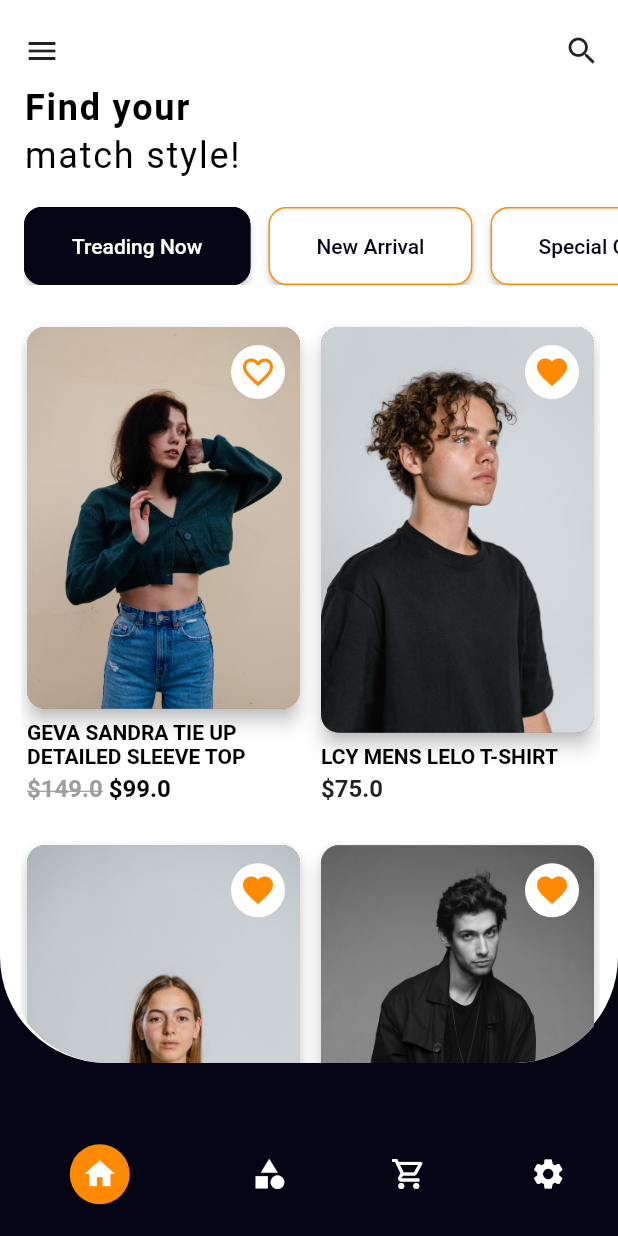
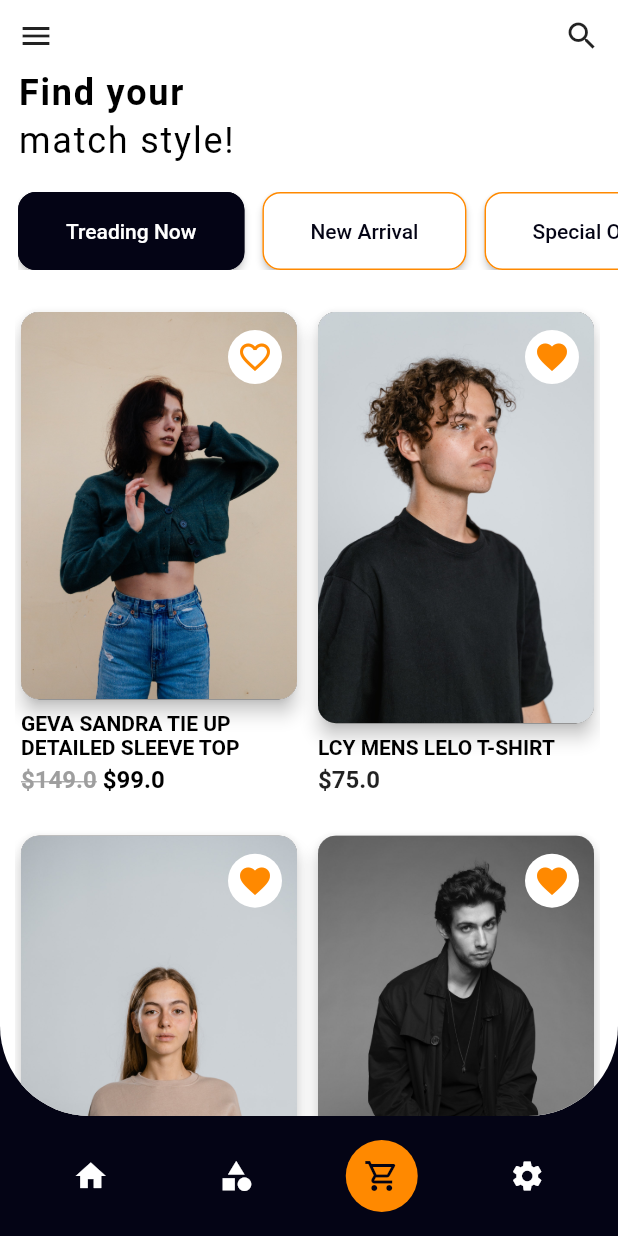
Before and after one commit to brekooname/Flutter-Cloth-Store-App, a Flutter app: the screen it shows after launch, on a phone screen of 412 x 824 dp. Run offline on Flutter 3.47's test engine with Material 2 defaults, Android fonts, the phone set to English and light mode, and no system bars; drawn by our look-alikes of flutter_snake_navigationbar; our stand-ins replace flutter_bloc.

Commit message:
update bottom nav bar

```diff
--- a/lib/presentation/screens/home/home_screen.dart
+++ b/lib/presentation/screens/home/home_screen.dart
@@ -3,40 +3,61 @@ import 'package:fasion_store/presentation/screens/home/widgets/home_title.dart';
 import 'package:fasion_store/presentation/screens/home/widgets/items_grid.dart';
 import 'package:fasion_store/presentation/screens/home/widgets/suggestion_list.dart';
 import 'package:flutter/material.dart';
+import 'package:flutter_snake_navigationbar/flutter_snake_navigationbar.dart';
 
-class HomeScreen extends StatelessWidget {
-  const HomeScreen({Key? key}) : super(key: key);
+class HomeScreen extends StatefulWidget {
+  HomeScreen({Key? key}) : super(key: key);
+
+  @override
+  State<HomeScreen> createState() => _HomeScreenState();
+}
+
+class _HomeScreenState extends State<HomeScreen> {
+
+  ShapeBorder? bottomBarShape = const RoundedRectangleBorder(
+    borderRadius: BorderRadius.all(Radius.circular(25)),
+  );
+
+  EdgeInsets padding = const EdgeInsets.all(12);
+
+  int _selectedItemPosition = 2;
+
+  SnakeShape snakeShape = SnakeShape.circle;
+
+  bool showSelectedLabels = false;
+
+  bool showUnselectedLabels = false;
+
+  Color selectedColor = Colors.black;
+
+  Color unselectedColor = Colors.blueGrey;
+
+  Gradient selectedGradient =
+  const LinearGradient(colors: [Colors.red, Colors.amber]);
+
+  Gradient unselectedGradient =
+  const LinearGradient(colors: [Colors.red, Colors.blueGrey]);
+
+  Color? containerColor;
+
+  List<Color> containerColors = [
+    const Color(0xFFFDE1D7),
+    const Color(0xFFE4EDF5),
+    const Color(0xFFE7EEED),
+    const Color(0xFFF4E4CE),
+  ];
 
   @override
   Widget build(BuildContext context) {
-    double _gridSize = MediaQuery.of(context).size.height * 0.86;
     return Scaffold(
       backgroundColor: Theme.of(context).colorScheme.secondary,
       body: SafeArea(
-        child: Container(
-            height: _gridSize,
-            decoration: BoxDecoration(
+        child: PhysicalModel(
           color: Theme.of(context).backgroundColor,
-                borderRadius: BorderRadius.only(
-                    bottomLeft: Radius.circular(_gridSize / 10),
-                    bottomRight: Radius.circular(_gridSize / 10),
-                ),
-            ),
-            padding: const EdgeInsets.only(left: 4),
-            child: Column(children: <Widget>[
-              Container(
-                margin: const EdgeInsets.only(top: 10),
-                child: Column(
-                  children: <Widget>[
-                    Container(
-                      height: _gridSize - 10,
-                      margin: const EdgeInsets.only(top: 0),
-                      child: PhysicalModel(
-                        color: Colors.transparent,
-                        borderRadius: BorderRadius.only(
-                            bottomLeft: Radius.circular(_gridSize / 10 - 2),
+          borderRadius: const BorderRadius.only(
+              bottomLeft: Radius.circular(60),
               bottomRight:
-                            Radius.circular(_gridSize / 10 - 2)),
+              Radius.circular(60)),
           clipBehavior: Clip.antiAlias,
           child: Column(
             crossAxisAlignment: CrossAxisAlignment.start,
@@ -48,44 +69,28 @@ class HomeScreen extends StatelessWidget {
             ],
           ),
         ),
-                    )
+      ),
+      bottomNavigationBar: SnakeNavigationBar.color(
+        behaviour: SnakeBarBehaviour.floating,
+        snakeShape: SnakeShape.circle,
+        padding: padding,
+        backgroundColor: Theme.of(context).colorScheme.secondary,
+
+        snakeViewColor: Theme.of(context).primaryColor,
+        selectedItemColor: snakeShape == SnakeShape.indicator ? Theme.of(context).primaryColor : null,
+        unselectedItemColor: Colors.white,
+
+        showUnselectedLabels: showUnselectedLabels,
+        showSelectedLabels: showSelectedLabels,
+
+        currentIndex: _selectedItemPosition,
+        onTap: (index) => setState(() => _selectedItemPosition = index),
+        items: const [
+          BottomNavigationBarItem(icon: Icon(Icons.home), label: 'home'),
+          BottomNavigationBarItem(icon: Icon(Icons.category), label: 'category'),
+          BottomNavigationBarItem(icon: Icon(Icons.shopping_cart_outlined), label: 'cart'),
+          BottomNavigationBarItem(icon: Icon(Icons.settings), label: 'settings')
         ],
-                ),
-              ),
-            ]),
-        ),
-      ),
-      bottomNavigationBar: SizedBox(
-        height: MediaQuery.of(context).size.height * 0.10,
-        child: Padding(
-          padding: const EdgeInsets.symmetric(
-            horizontal: 0
-          ),
-          child: Row(
-            crossAxisAlignment: CrossAxisAlignment.center,
-            mainAxisAlignment: MainAxisAlignment.spaceAround,
-            children: [
-              ElevatedButton(
-                onPressed: () {},
-                child: const Icon(Icons.home,
-                color: Colors.white,),
-                style: ElevatedButton.styleFrom(
-                  shape: const CircleBorder(),
-                  elevation: 0,
-                  padding: const EdgeInsets.all(8),
-                  primary: Theme.of(context).primaryColor, // <-- Button color
-                  onPrimary: Colors.red, // <-- Splash color
-                ),
-              ),
-              const Icon(Icons.category,
-                color: Colors.white,),
-              const Icon(Icons.shopping_cart_outlined,
-                color: Colors.white,),
-              const Icon(Icons.settings,
-                color: Colors.white,)
-            ],
-          ),
-        ),
       ),
     );
   }
--- a/pubspec.yaml
+++ b/pubspec.yaml
@@ -37,6 +37,7 @@ dependencies:
   bloc:
   flutter_bloc:
   animated_bottom_navigation_bar: ^0.3.2
+  flutter_snake_navigationbar: ^0.6.0
 
 dev_dependencies:
   flutter_test:
```
Also changed, not shown: pubspec.lock. Lines whose indentation alone changed are shown as unchanged.
